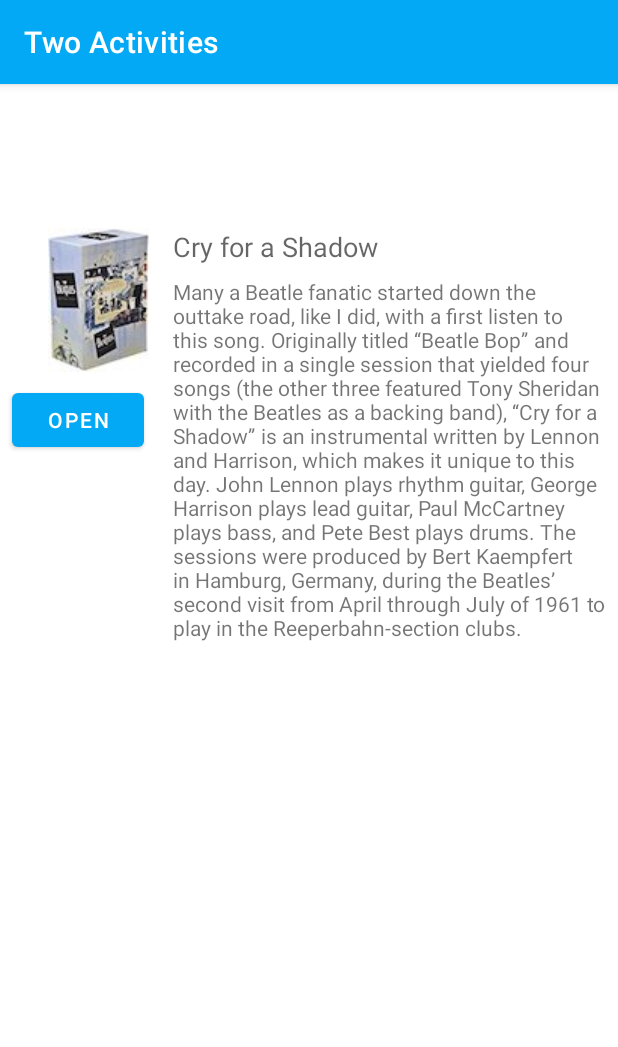
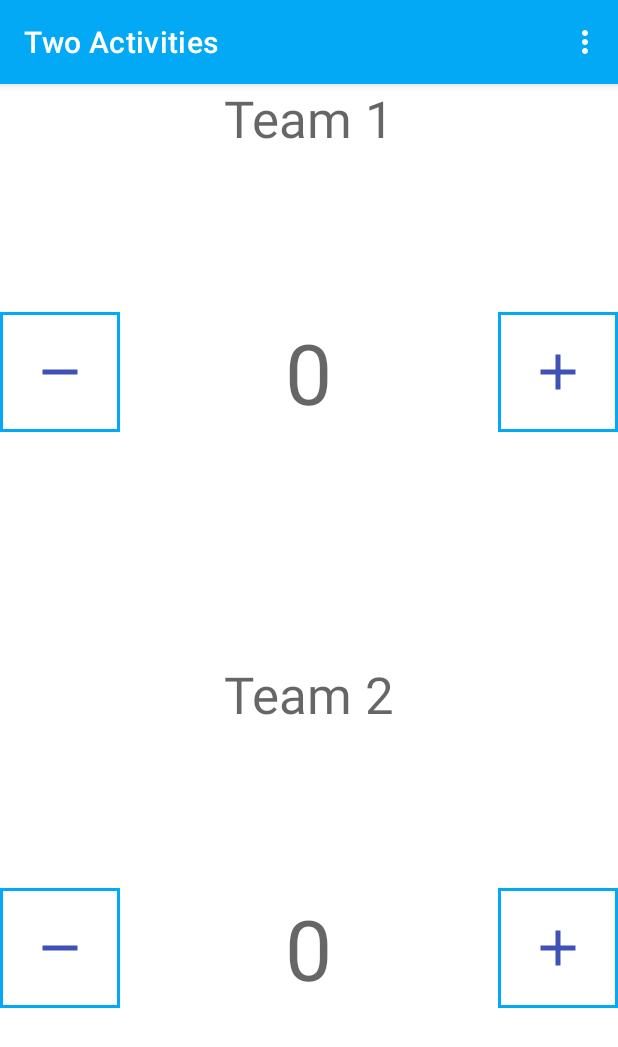
Before and after one commit to Dinhduy01/Android_Tutorials_Pra_DuyND, an Android app: the screen it shows after launch (MainActivity), on a phone screen of 412 x 824 dp. Shown: the top 1047 px of the screen. Run offline under Robolectric (Android 15) with nearby library versions, the phone set to English and light mode, and no system bars.

Commit message:
drawable ex

```diff
--- a/app/build.gradle.kts
+++ b/app/build.gradle.kts
@@ -2,6 +2,7 @@ plugins {
     id(Plugins.android_application)
     kotlin(Plugins.kotlin_android)
     id(Plugins.detekt).version(Versions.detekt)
+
 
     jacoco
 }
--- /dev/null
+++ b/app/src/main/res/drawable/button_background.xml
@@ -0,0 +1,6 @@
+<?xml version="1.0" encoding="utf-8"?>
+<shape xmlns:android="http://schemas.android.com/apk/res/android">
+    <stroke
+        android:width="2dp"
+        android:color="@color/purple_500"/>
+</shape>
--- /dev/null
+++ b/app/src/main/res/drawable/ic_minus.xml
@@ -0,0 +1,5 @@
+<?xml version="1.0" encoding="utf-8"?>
+<vector android:height="40dp" android:viewportHeight="24.0"
+    android:viewportWidth="24.0" android:width="40dp" xmlns:android="http://schemas.android.com/apk/res/android">
+    <path android:fillColor="#FF000000" android:pathData="M19,13H5v-2h14v2z"/>
+</vector>
--- /dev/null
+++ b/app/src/main/res/drawable/ic_plus.xml
@@ -0,0 +1,5 @@
+<?xml version="1.0" encoding="utf-8"?>
+<vector android:height="40dp" android:viewportHeight="24.0"
+    android:viewportWidth="24.0" android:width="40dp" xmlns:android="http://schemas.android.com/apk/res/android">
+    <path android:fillColor="#FF000000" android:pathData="M19,13h-6v6h-2v-6H5v-2h6V5h2v6h6v2z"/>
+</vector>
--- /dev/null
+++ b/app/src/main/res/layout/activity_main4.xml
@@ -0,0 +1,97 @@
+<?xml version="1.0" encoding="utf-8"?>
+<LinearLayout xmlns:android="http://schemas.android.com/apk/res/android"
+    xmlns:app="http://schemas.android.com/apk/res-auto"
+    xmlns:tools="http://schemas.android.com/tools"
+    android:layout_width="match_parent"
+    android:layout_height="match_parent"
+    android:orientation="vertical"
+    tools:context=".bai4_Drawable.MainActivity">
+    <RelativeLayout
+        android:layout_width="match_parent"
+        android:layout_height="0dp"
+        android:layout_weight="1">
+
+        <TextView
+            android:layout_width="wrap_content"
+            android:layout_height="wrap_content"
+            android:layout_alignParentTop="true"
+            android:layout_centerHorizontal="true"
+            android:text="@string/team_1"
+            style="@style/TeamText" />
+
+        <ImageButton
+            android:id="@+id/decreaseTeam1"
+            android:layout_width="@dimen/dp_70"
+            android:layout_height="@dimen/dp_70"
+            android:layout_alignParentLeft="true"
+            android:layout_alignParentStart="true"
+            android:layout_centerVertical="true"
+            style="@style/MinusButtons"
+            android:onClick="decreaseScore"/>
+
+        <TextView
+            android:id="@+id/score_1"
+            android:layout_width="wrap_content"
+            android:layout_height="wrap_content"
+            android:layout_centerHorizontal="true"
+            android:layout_centerVertical="true"
+            android:text="@string/initial_count"
+            style="@style/ScoreText" />
+
+        <ImageButton
+            android:id="@+id/increaseTeam1"
+            android:layout_width="@dimen/dp_70"
+            android:layout_height="@dimen/dp_70"
+            android:layout_alignParentEnd="true"
+            android:layout_alignParentRight="true"
+            android:layout_centerVertical="true"
+            style="@style/PlusButtons"
+            android:onClick="increaseScore"/>
+
+    </RelativeLayout>
+
+    <RelativeLayout
+        android:layout_width="match_parent"
+        android:layout_height="0dp"
+        android:layout_weight="1">
+
+        <TextView
+            android:layout_width="wrap_content"
+            android:layout_height="wrap_content"
+            android:layout_alignParentTop="true"
+            android:layout_centerHorizontal="true"
+            android:text="@string/team_2"
+            style="@style/TeamText" />
+
+        <ImageButton
+            android:id="@+id/decreaseTeam2"
+            android:layout_width="@dimen/dp_70"
+            android:layout_height="@dimen/dp_70"
+            android:layout_alignParentLeft="true"
+            android:layout_alignParentStart="true"
+            android:layout_centerVertical="true"
+            style="@style/MinusButtons"
+            android:onClick="decreaseScore"/>
+
+        <TextView
+            android:id="@+id/score_2"
+            android:layout_width="wrap_content"
+            android:layout_height="wrap_content"
+            android:layout_centerHorizontal="true"
+            android:layout_centerVertical="true"
+            android:text="@string/initial_count"
+            style="@style/ScoreText" />
+
+        <ImageButton
+            android:id="@+id/increaseTeam2"
+            android:layout_width="@dimen/dp_70"
+            android:layout_height="@dimen/dp_70"
+            android:layout_alignParentEnd="true"
+            android:layout_alignParentRight="true"
+            android:layout_centerVertical="true"
+            style="@style/PlusButtons"
+            android:onClick="increaseScore"/>
+
+    </RelativeLayout>
+
+</LinearLayout>
--- /dev/null
+++ b/app/src/main/res/menu/main_menu.xml
@@ -0,0 +1,7 @@
+<?xml version="1.0" encoding="utf-8"?>
+<menu xmlns:android="http://schemas.android.com/apk/res/android">
+    <item
+        android:id="@+id/night_mode"
+        android:title="@string/night_mode"/>
+
+</menu>
--- a/app/src/main/res/values/strings.xml
+++ b/app/src/main/res/values/strings.xml
@@ -32,4 +32,11 @@
     <string name="reply_hint">Enter your reply here</string>
     <!-- Text for the exception message in FragmentCommunicate. -->
     <string name="exception_message">must implement OnFragmentInteractionListener</string>
+    <string name="team_1">Team 1</string>
+    <string name="team_2">Team 2</string>
+    <string name="initial_count">0</string>
+    <string name="minus_button_description">Minus Button</string>
+    <string name="plus_button_description">Plus Button</string>
+    <string name="night_mode">Night Mode</string>
+    <string name="day_mode">Day Mode</string>
 </resources>
--- /dev/null
+++ b/app/src/main/res/values/styles.xml
@@ -0,0 +1,34 @@
+<?xml version="1.0" encoding="utf-8"?>
+<resources>
+    <style name="ScoreButtons" parent="Widget.AppCompat.Button">
+        <item name="android:background">@drawable/button_background</item>
+        <item name="android:tint">@color/colorPrimary</item>
+    </style>
+
+    <style name="PlusButtons" parent="ScoreButtons">
+        <item name="android:src">@drawable/ic_plus</item>
+        <item name="android:contentDescription">
+            @string/plus_button_description
+        </item>
+    </style>
+
+    <style name="MinusButtons" parent="ScoreButtons">
+        <item name="android:src">@drawable/ic_minus</item>
+        <item name="android:contentDescription">
+            @string/minus_button_description
+        </item>
+    </style>
+
+    <style name="ScoreText">
+        <item name="android:textAppearance">
+            @style/TextAppearance.AppCompat.Display3
+        </item>
+    </style>
+
+    <style name="TeamText">
+        <item name="android:textAppearance">
+            @style/TextAppearance.AppCompat.Display1
+        </item>
+    </style>
+
+</resources>
```
Also changed, not shown: app/src/main/AndroidManifest.xml (+8 -1 lines), app/src/main/java/com/sun/android/bai4_Drawable/MainActivity.kt (added, +91 -0 lines).
